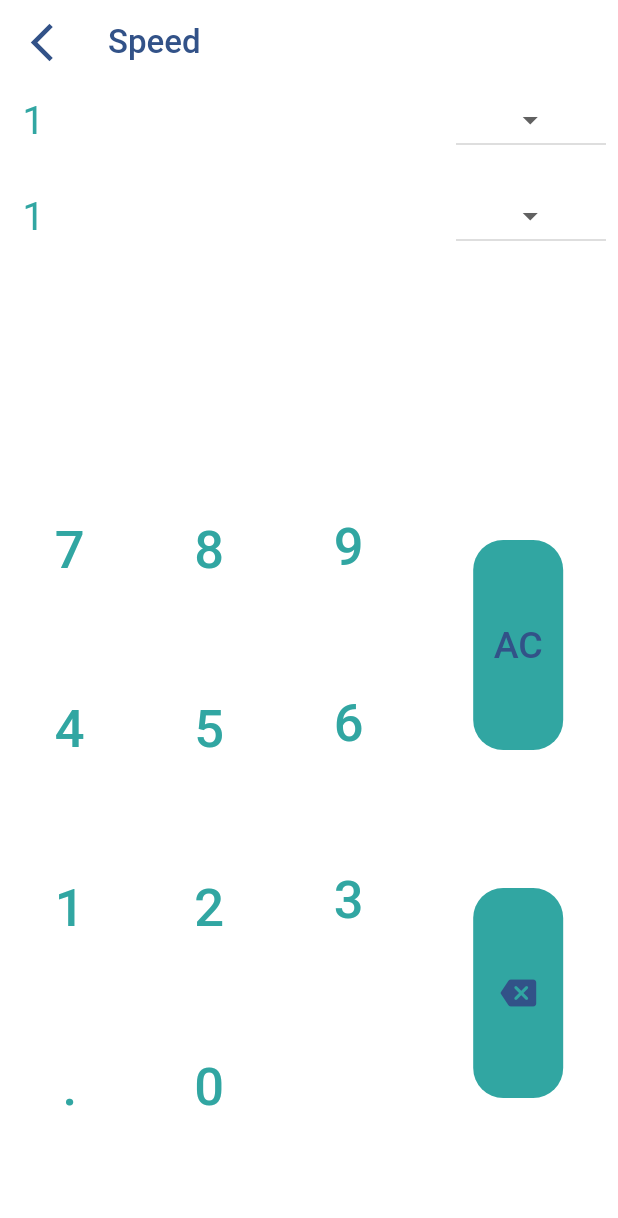
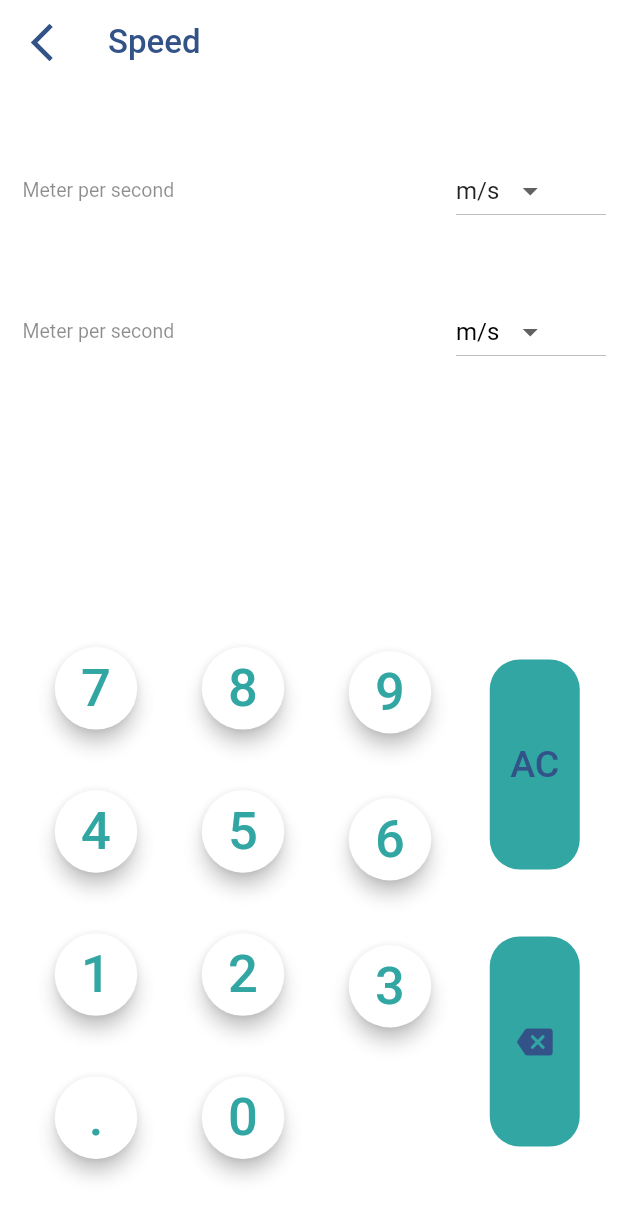
Before and after one commit to Akshay-1609/calculator-app-flutter, a Flutter app: the SpeedPage screen opened directly, on a phone screen of 412 x 824 dp. Shown: the top 1218 px of the screen. Run offline on Flutter 3.47's test engine with Material 2 defaults, Android fonts, the phone set to English and light mode, and no system bars; our stand-ins replace get, math_expressions.

Commit message:
speed discount

```diff
--- a/lib/Controller/calculatorController.dart
+++ b/lib/Controller/calculatorController.dart
@@ -20,7 +20,7 @@ class CalculatorController extends GetxController {
       }
     } else if (value == "." && equation.value == "") {
       equation.value = "0.";
-    } else if (value != "=" ) {
+    } else if (value != "=") {
       equation.value = equation.value + value;
     } else if (value == "=" &&
         equation.value.isNotEmpty &&
@@ -31,9 +31,5 @@ class CalculatorController extends GetxController {
       double eval = exp.evaluate(EvaluationType.REAL, cm);
       answer.value = eval.toString();
     }
-    else{
-      answer.value="Please enter valid input";
-    }
-
   }
 }
--- a/lib/Presentation/age.dart
+++ b/lib/Presentation/age.dart
@@ -54,6 +54,7 @@ class AgePage extends StatelessWidget {
                     },
                     child: IgnorePointer(
                       child: TextFormField(
+                        style: TextStyle(fontSize: 19,fontWeight: FontWeight.w600),
                         controller: categorycontroller.selectedDateController,
                         decoration: InputDecoration(
                           hintText: "Enter Your Date",
@@ -80,7 +81,7 @@ class AgePage extends StatelessWidget {
                 ),
                 Container(
                   width: 120,
-                  child: Text(now.toString().substring(0, 10).toString()),
+                  child: Text(now.toString().substring(0, 10),style:  TextStyle(fontSize: 19,fontWeight: FontWeight.w600),),
                 )
               ],
             ),
--- a/lib/Presentation/speed.dart
+++ b/lib/Presentation/speed.dart
@@ -1,5 +1,6 @@
 // ignore_for_file: prefer_const_constructors
 
+import 'package:calculator/Controller/speedcontroller.dart';
 import 'package:calculator/Presentation/homepage.dart';
 import 'package:flutter/material.dart';
 import 'package:get/get.dart';
@@ -12,6 +13,15 @@ var category1 = [
   "fps",
 ];
 
+List fullform = [
+  "Meter per second",
+  "Kilometer per hour",
+  "Kilometre per second",
+  "Mile per hour",
+  "Foot per second",
+];
+final SpeedController = Get.put(speedcontroller());
+
 class SpeedPage extends StatelessWidget {
   const SpeedPage({Key? key}) : super(key: key);
 
@@ -23,7 +33,7 @@ class SpeedPage extends StatelessWidget {
         elevation: 0,
         backgroundColor: Colors.white,
         leading: GestureDetector(
-          onTap: (){
+          onTap: () {
             Get.back();
           },
           child: Icon(
@@ -37,26 +47,51 @@ class SpeedPage extends StatelessWidget {
           style: TextStyle(color: Color(0xff325288), fontSize: 22),
         ),
       ),
-      body: Column(
+      body: Padding(
+        padding: const EdgeInsets.only(left: 15, right: 8, top: 15),
+        child: Column(
           children: [
-          Padding(
-            padding: const EdgeInsets.only(left: 15, right: 8),
-            child: Row(
-              mainAxisAlignment: MainAxisAlignment.spaceBetween,
+            Column(
+              crossAxisAlignment: CrossAxisAlignment.start,
               children: [
-                Text(
-                  "1",
+                Column(
+                  crossAxisAlignment: CrossAxisAlignment.start,
+                  children: [
+                    Obx(() => Text(
+                          SpeedController.inputdata.value,
                           style: TextStyle(
                               color: Color(0xff31A6A2),
                               fontSize: 26,
                               fontWeight: FontWeight.w400),
+                        )),
+                    SizedBox(
+                      height: 2,
                     ),
+                  ],
+                ),
+                Row(
+                  mainAxisAlignment: MainAxisAlignment.spaceBetween,
+                  children: [
+                    Obx(() => Text(
+                          SpeedController.inputfullform.value,
+                          maxLines: 1,
+                          style: TextStyle(
+                              color: Colors.black45,
+                              fontSize: 13,
+                              fontWeight: FontWeight.w400),
+                        )),
                     SizedBox(
                       width: 100,
-                  child: DropdownButton(
+                      child: Obx(() => DropdownButton(
+                            value: SpeedController.inputdropdown.value,
                             onChanged: (newvalue) {},
                             items: category1
                                 .map((String e) => DropdownMenuItem(
+                                      onTap: () {
+                                        int x = category1.indexOf(e);
+                                        SpeedController.inputselectvalue(
+                                            e, fullform[x]);
+                                      },
                                       child: Container(
                                         alignment: Alignment.centerLeft,
                                         child: Text(
@@ -67,49 +102,74 @@ class SpeedPage extends StatelessWidget {
                                       value: e,
                                     ))
                                 .toList(),
-                  ),
+                          )),
                     )
                   ],
-            ),
+                )
+              ],
             ),
             SizedBox(
               height: 16,
             ),
-          Padding(
-            padding: const EdgeInsets.only(left: 15, right: 8),
-            child: Row(
-              mainAxisAlignment: MainAxisAlignment.spaceBetween,
+            Column(
+              crossAxisAlignment: CrossAxisAlignment.start,
               children: [
-                Text(
-                  "1",
+                Column(
+                  crossAxisAlignment: CrossAxisAlignment.start,
+                  children: [
+                    Obx(() => Text(
+                          SpeedController.outputdata.value,
+                          maxLines: 3,
                           style: TextStyle(
                               color: Color(0xff31A6A2),
                               fontSize: 26,
                               fontWeight: FontWeight.w400),
+                        )),
+                  ],
                 ),
+                Row(
+                  mainAxisAlignment: MainAxisAlignment.spaceBetween,
+
+                  children: [
+                    Obx(() => Text(
+                          SpeedController.outputfullform.value,
+                          style: TextStyle(
+                              color: Colors.black45,
+                              fontSize: 13,
+                              fontWeight: FontWeight.w400),
+                        )),
                     SizedBox(
                       width: 100,
-                  child: DropdownButton(
+                      child: Obx(() => DropdownButton(
+                            value: SpeedController.outputdropdown.value,
                             onChanged: (newvalue) {},
                             items: category1
                                 .map((String e) => DropdownMenuItem(
+                                      onTap: () {
+                                        int x = category1.indexOf(e);
+                                        SpeedController.outputselectvalue(
+                                            e, fullform[x]);
+                                      },
                                       child: Container(
                                         alignment: Alignment.centerLeft,
                                         child: Text(
                                           e,
-                                  style: TextStyle(fontSize: 16),
+                                          style: TextStyle(
+                                              fontSize: 16,
+                                              color: Colors.black),
                                         ),
                                       ),
                                       value: e,
                                     ))
                                 .toList(),
-                  ),
+                          )),
                     )
                   ],
                 ),
+              ],
             ),
             SizedBox(
-            height: 100,
+              height: 150,
             ),
             Expanded(
               child: Row(
@@ -118,7 +178,11 @@ class SpeedPage extends StatelessWidget {
                   Column(
                     mainAxisAlignment: MainAxisAlignment.spaceEvenly,
                     children: [
-                    custom_txt_button("7", 35, FontWeight.w500),
+                      custom_txt_button(
+                        "7",
+                        35,
+                        FontWeight.w500,
+                      ),
                       custom_txt_button("4", 35, FontWeight.w500),
                       custom_txt_button("1", 35, FontWeight.w500),
                       custom_txt_button(".", 35, FontWeight.w500)
@@ -147,7 +211,11 @@ class SpeedPage extends StatelessWidget {
                   Column(
                     mainAxisAlignment: MainAxisAlignment.spaceEvenly,
                     children: [
-                    Container(
+                      GestureDetector(
+                        onTap: () {
+                          SpeedController.inputvaluechange("AC");
+                        },
+                        child: Container(
                           height: 140,
                           width: 60,
                           decoration: BoxDecoration(
@@ -162,7 +230,12 @@ class SpeedPage extends StatelessWidget {
                                 fontWeight: FontWeight.w500),
                           )),
                         ),
-                    Container(
+                      ),
+                      GestureDetector(
+                        onTap: (){
+                          SpeedController.inputvaluechange("back");
+                        },
+                        child: Container(
                           height: 140,
                           width: 60,
                           decoration: BoxDecoration(
@@ -173,13 +246,18 @@ class SpeedPage extends StatelessWidget {
                             Icons.backspace_rounded,
                             color: Color(0xff325288),
                           )),
+                        ),
                       )
                     ],
                   )
                 ],
               ),
             ),
+            SizedBox(
+              height: 15,
+            )
           ],
+        ),
       ),
     );
   }
@@ -187,9 +265,23 @@ class SpeedPage extends StatelessWidget {
 
 Widget custom_txt_button(txt, double size, width) {
   return GestureDetector(
+      onTap: () {
+        SpeedController.inputvaluechange(txt);
+      },
+      child: Card(
+        color: Colors.white,
+        elevation: 5,
+        shape: RoundedRectangleBorder(borderRadius: BorderRadius.circular(45)),
+        child: Container(
+          height: 55,
+          width: 55,
+          child: Center(
             child: Text(
               txt,
-    style:
-        TextStyle(fontSize: size, fontWeight: width, color: Color(0xff31A6A2)),
+              style: TextStyle(
+                  fontSize: size, fontWeight: width, color: Color(0xff31A6A2)),
+            ),
+          ),
+        ),
       ));
 }
```
Also changed, not shown: lib/Controller/categoryController.dart (+11 -2 lines), lib/Controller/discountController.dart (added, +82 -0 lines), lib/Controller/speedcontroller.dart (added, +105 -0 lines), lib/Presentation/discount.dart (+49 -7 lines), lib/Presentation/widgets/home_widget.dart (+8 -7 lines). Lines whose indentation alone changed are shown as unchanged.
